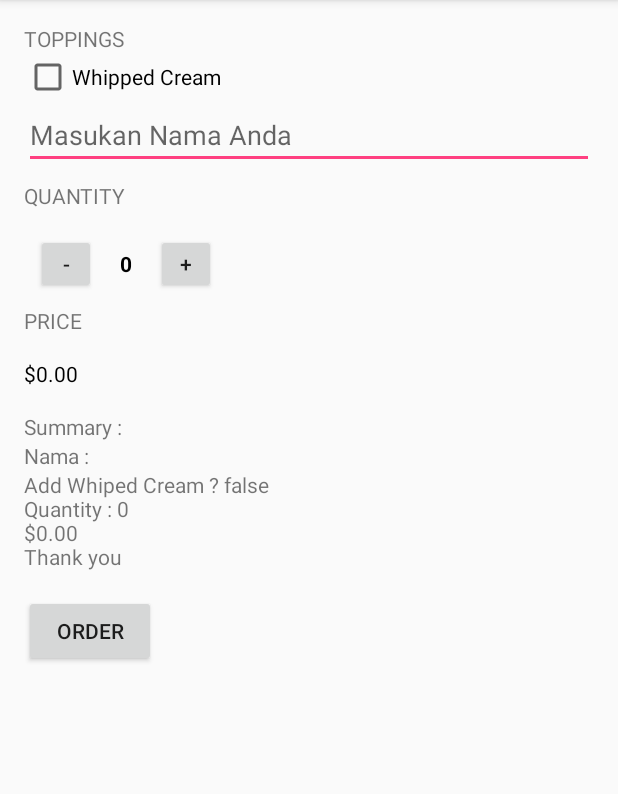
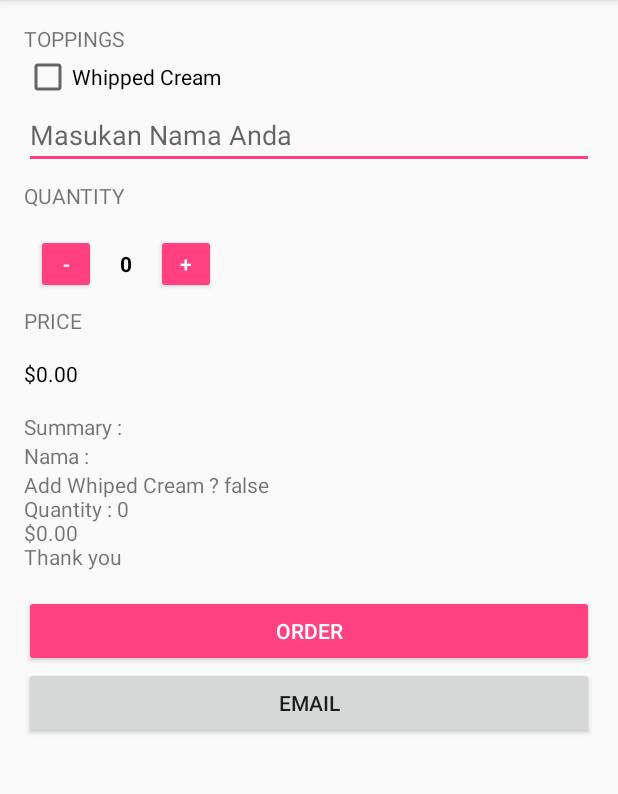
Before and after one commit to Wildhansatriady/javaiak, an Android app: the screen it shows after launch (MainActivity), after a tap on "ORDER", on a phone screen of 412 x 824 dp, the part 84-878 px from its top. Run offline under Robolectric (Android 15) with nearby library versions, the phone set to English and light mode, and no system bars.

Commit message:
update email

```diff
--- a/app/src/main/java/com/test/myapplication/MainActivity.java
+++ b/app/src/main/java/com/test/myapplication/MainActivity.java
@@ -3,6 +3,8 @@ package com.test.myapplication;
 
 
 import android.content.DialogInterface;
+import android.content.Intent;
+import android.net.Uri;
 import android.support.v7.app.AlertDialog;
 import android.support.v7.app.AppCompatActivity;
 import android.os.Bundle;
@@ -58,6 +60,20 @@ public class MainActivity extends AppCompatActivity {
         }
     }
 
+    public void email(View view){
+        composeEmail(new String[]{"test"},"test");
+    }
+    public void composeEmail(String[] addresses, String subject) {
+        Intent intent = new Intent(Intent.ACTION_SENDTO);
+        intent.setData(Uri.parse("mailto:")); // only email apps should handle this
+        intent.putExtra(Intent.EXTRA_EMAIL, addresses);
+        intent.putExtra(Intent.EXTRA_SUBJECT, subject);
+        //ini untuk isi pesan gmail
+        intent.putExtra(Intent.EXTRA_TEXT, "1234");
+        if (intent.resolveActivity(getPackageManager()) != null) {
+            startActivity(intent);
+        }
+    }
     //sesuaikan dengan nama method onclick yang di button tadi
     public void OrderCoffee(View view){
         //mengubah textview menjadi angka satu ketika di klik
@@ -68,8 +84,12 @@ public class MainActivity extends AppCompatActivity {
         //pertambahan +
         //modulus %
         //displayPrice(qty*5);
-        getWhipedCreamStatus();
+        int tambahCream=0;
+        if(getWhipedCreamStatus()){
+            tambahCream = qty*2;
+        }
         int price = price(qty);
+        price = price+tambahCream;
         displayPrice(price);
         showSummary(summary(price));
     }
@@ -134,7 +154,8 @@ public class MainActivity extends AppCompatActivity {
         //summary opsi 2 tinggal hapus comment dengan cara block semua line
         // ctrl+shift+/
         /*String summary2="";
-        summary2+="Nama : Wildhan S\n";
+        summary2+="Nama : "+getNama();
+        summary2+="Add Whiped Cream ? "+getWhipedCreamStatus()+"\n";
         summary2+="Quantity : "+qty+"\n";
         summary2+=NumberFormat.getCurrencyInstance()
                 .format(number)+"\n";
--- a/app/src/main/res/layout/activity_main.xml
+++ b/app/src/main/res/layout/activity_main.xml
@@ -46,6 +46,7 @@
             android:layout_height="wrap_content"
             android:orientation="horizontal">
             <Button
+                style="@style/Widget.AppCompat.Button.Colored"
                 android:layout_width="40dp"
                 android:layout_height="40dp"
                 android:text="@string/min"
@@ -64,6 +65,7 @@
 
 
             <Button
+                style="@style/Widget.AppCompat.Button.Colored"
                 android:layout_width="40dp"
                 android:layout_height="40dp"
                 android:text="@string/plus"
@@ -102,11 +104,17 @@
             android:layout_width="wrap_content"
             android:layout_height="wrap_content" />
         <Button
-            android:layout_width="wrap_content"
+            style="@style/Widget.AppCompat.Button.Colored"
+            android:layout_width="match_parent"
             android:layout_height="wrap_content"
             android:text="@string/order"
             android:onClick="OrderCoffee"/>
 
+        <Button
+            android:layout_width="match_parent"
+            android:layout_height="match_parent"
+            android:text="Email"
+            android:onClick="email"/>
 
     </LinearLayout>
 </ScrollView>
```
